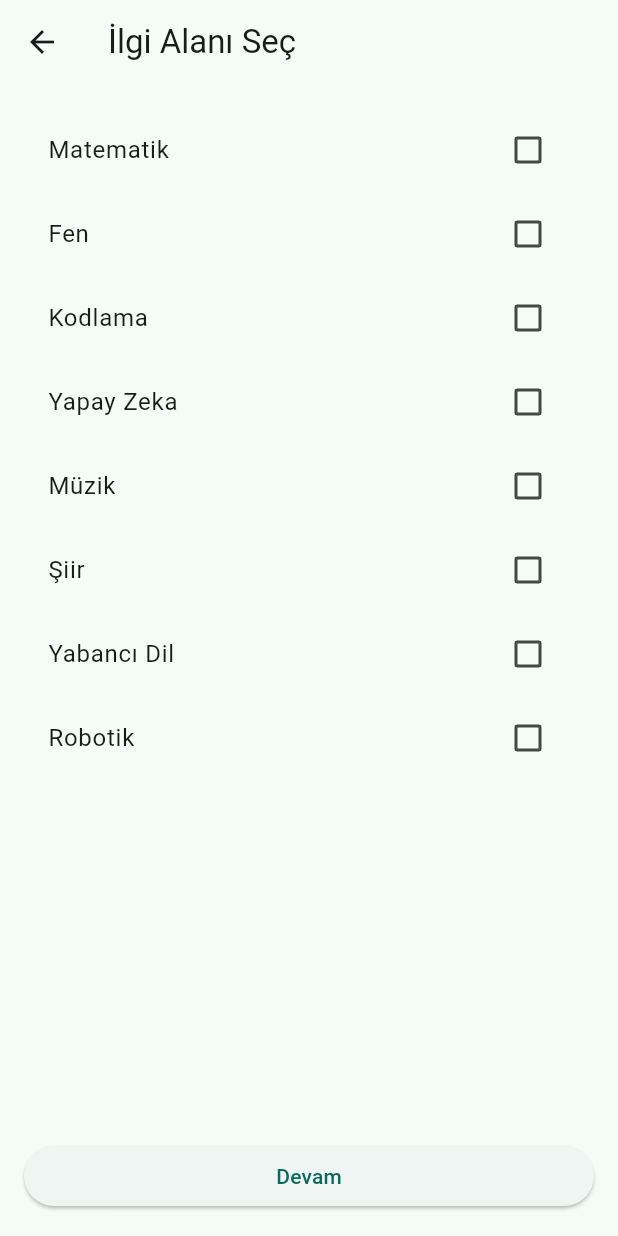
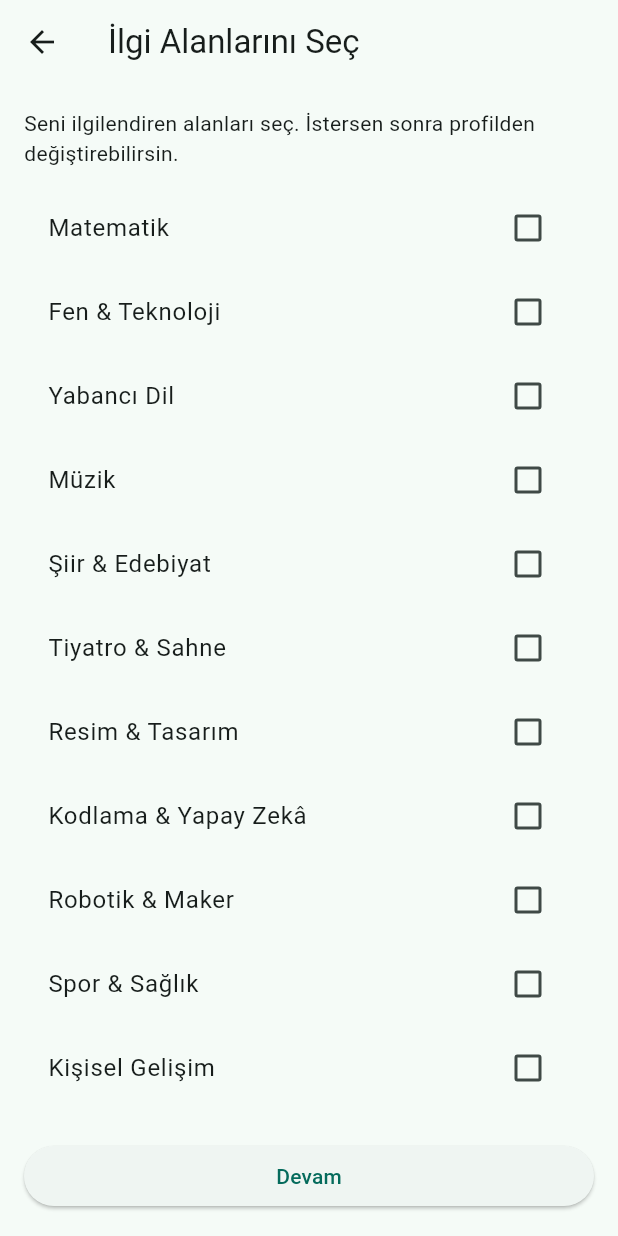
Before and after one commit to mehmetbabaoglu3351-maker/eduplas, a Flutter app: the IlgiSecimiSayfasi screen opened by its route, on a phone screen of 412 x 824 dp. Run offline on Flutter 3.47's test engine with Material 3 defaults, Android fonts, the light colour scheme and no system bars; our stand-ins replace cloud_firestore, firebase_auth, firebase_core, geolocator, shared_preferences; accounts and stored records are empty.

Commit message:
auto-sync

```diff
--- a/lib/ozellikler/kayit/ilgi_secimi_sayfasi.dart
+++ b/lib/ozellikler/kayit/ilgi_secimi_sayfasi.dart
@@ -13,15 +13,27 @@ class IlgiSecimiSayfasi extends StatefulWidget {
 }
 
 class _IlgiSecimiSayfasiState extends State<IlgiSecimiSayfasi> {
+  // 👇 Daha kapsayıcı, EduPlas senaryosuna uygun liste
   final List<String> _tumIlgiler = const [
+    // Eğitim / Bilim
     'Matematik',
-    'Fen',
-    'Kodlama',
-    'Yapay Zeka',
+    'Fen & Teknoloji',
+    'Yabancı Dil',
+    // Sanat / Yaratıcılık
     'Müzik',
-    'Şiir',
-    'Yabancı Dil',
-    'Robotik',
+    'Şiir & Edebiyat',
+    'Tiyatro & Sahne',
+    'Resim & Tasarım',
+    // Dijital / Gelecek
+    'Kodlama & Yapay Zekâ',
+    'Robotik & Maker',
+    // Sosyal / Yaşam
+    'Spor & Sağlık',
+    'Kişisel Gelişim',
+    'Sosyal Sorumluluk',
+    // Ekonomi / İş
+    'Ekonomi & Finans',
+    'Girişimcilik',
   ];
 
   final Set<String> _secili = {};
@@ -64,11 +76,15 @@ class _IlgiSecimiSayfasiState extends State<IlgiSecimiSayfasi> {
   @override
   Widget build(BuildContext context) {
     return Scaffold(
-      appBar: AppBar(title: const Text('İlgi Alanı Seç')),
+      appBar: AppBar(title: const Text('İlgi Alanlarını Seç')),
       body: Padding(
         padding: const EdgeInsets.all(16),
         child: Column(
           children: [
+            const Text(
+              'Seni ilgilendiren alanları seç. İstersen sonra profilden değiştirebilirsin.',
+            ),
+            const SizedBox(height: 12),
             Expanded(
               child: ListView.builder(
                 itemCount: _tumIlgiler.length,
@@ -93,6 +109,7 @@ class _IlgiSecimiSayfasiState extends State<IlgiSecimiSayfasi> {
             ),
             if (_hata != null)
               Text(_hata!, style: const TextStyle(color: Colors.red)),
+            const SizedBox(height: 8),
             SizedBox(
               width: double.infinity,
               child: ElevatedButton(
```
Also changed, not shown: lib/ozellikler/kayit/telefon_dogrulama_sayfasi.dart (+11 -26 lines), lib/ozellikler/onay/sozlesme_kabul_sayfasi.dart (+29 -21 lines).
